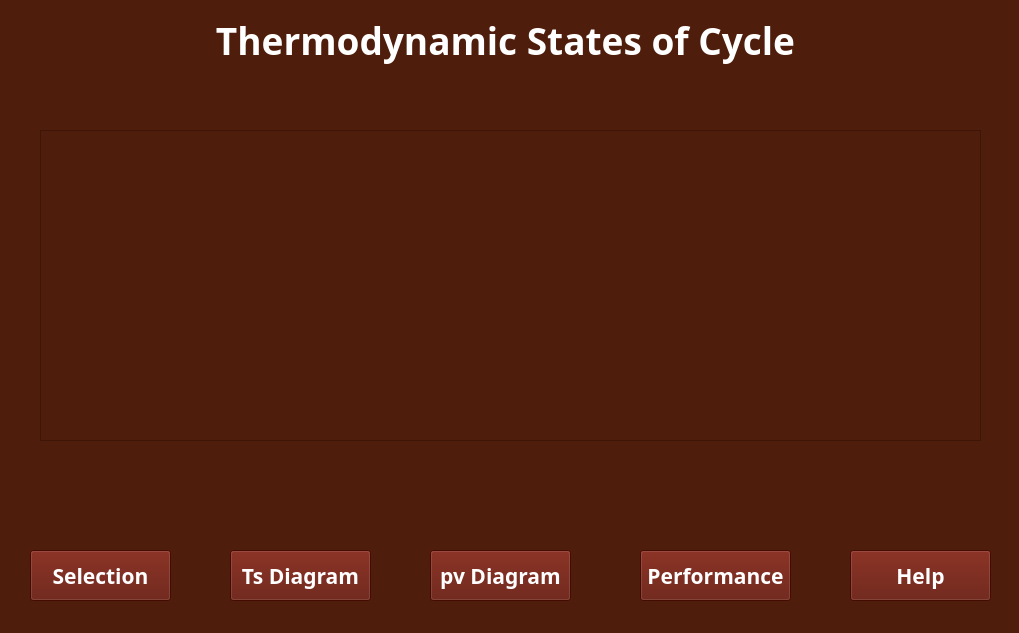
This is gui/ui/States_window.ui in ZeshanAJavaid/Thermodynamic-Cycle-Simulator as Qt 5 draws it before an edit. The edited form follows.
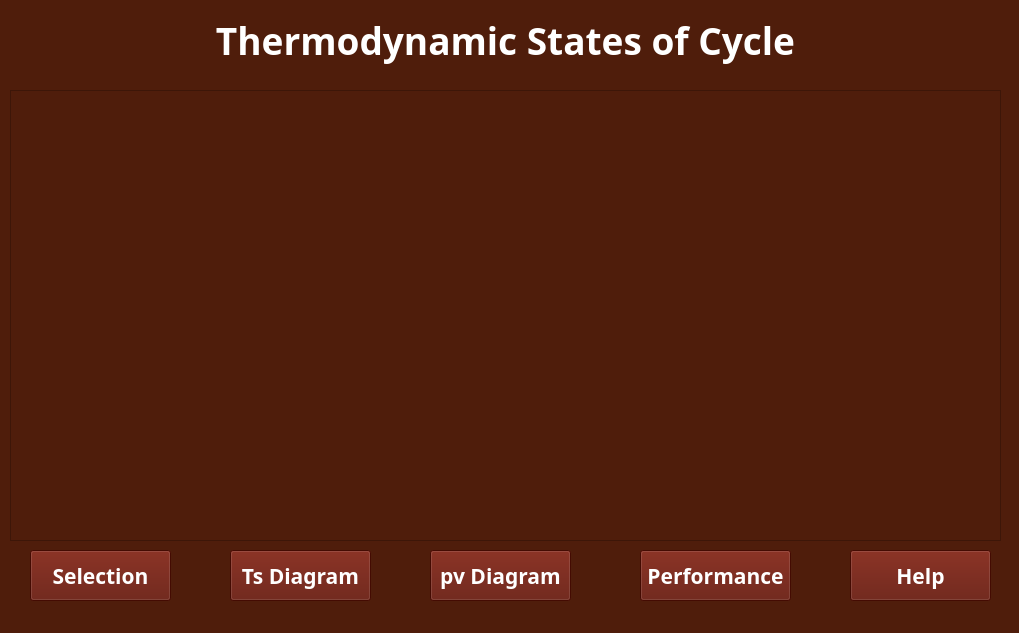
This is the edited form.

```diff
--- a/gui/ui/States_window.ui
+++ b/gui/ui/States_window.ui
@@ -66,10 +66,10 @@
    <widget class="QTableView" name="States">
     <property name="geometry">
      <rect>
-      <x>40</x>
-      <y>130</y>
-      <width>941</width>
-      <height>311</height>
+      <x>10</x>
+      <y>90</y>
+      <width>991</width>
+      <height>451</height>
      </rect>
     </property>
     <property name="sizeAdjustPolicy">
```
